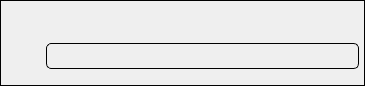
The window that UI/MessageBox.ui (HATTER-LONG/Verbiverse) describes before a commit, drawn with Qt 5.
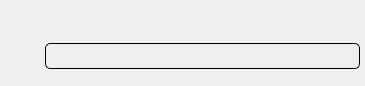
The same window after the commit. Custom widgets are drawn as their Qt base class.

What changed in the file:
```diff
--- a/UI/MessageBox.ui
+++ b/UI/MessageBox.ui
@@ -17,7 +17,7 @@
    <string notr="true"/>
   </property>
   <property name="frameShape">
-   <enum>QFrame::Box</enum>
+   <enum>QFrame::NoFrame</enum>
   </property>
   <property name="frameShadow">
    <enum>QFrame::Plain</enum>
```
